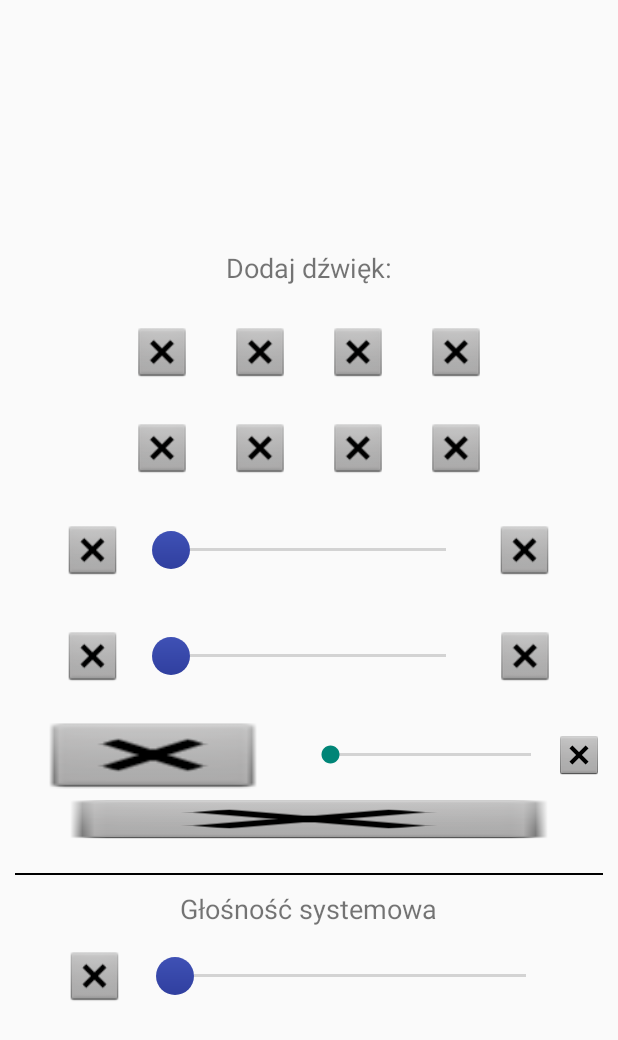
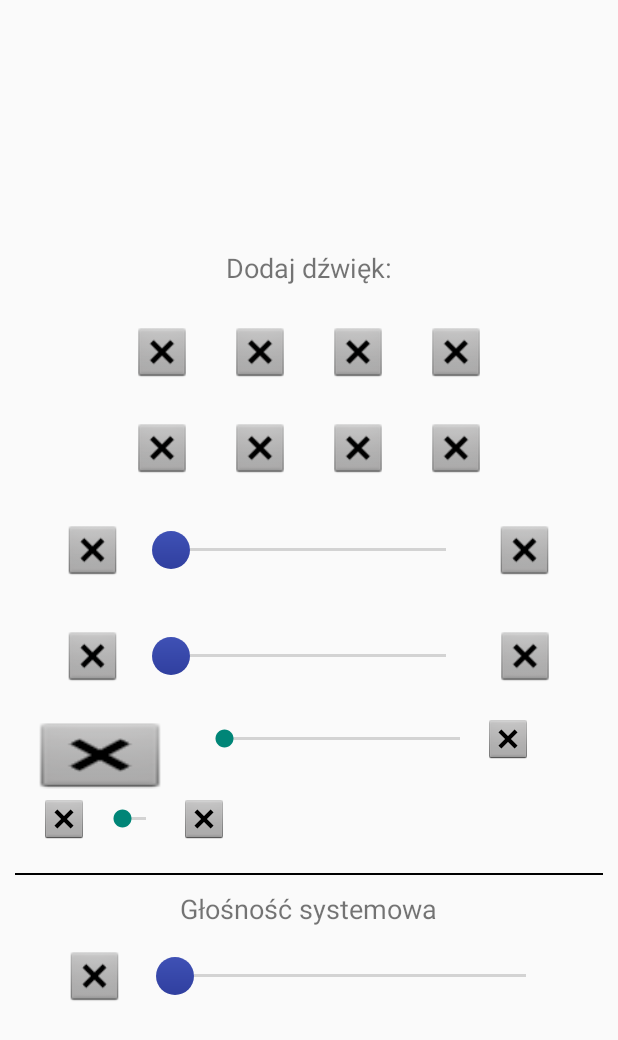
Before and after one commit to pawchi/MeditationMusic, an Android app: the AddMusic screen opened directly, with no data from a screen before it, after a tap on an icon or button, on a phone screen of 412 x 824 dp. Shown: the top 1040 px of the screen. Run offline under Robolectric (Android 15) with nearby library versions, the phone set to English and light mode, and no system bars; 1 statement that could not run was skipped; 1 other tap on this screen came first.

Commit message:
add_linearlayout from XML

```diff
--- a/app/src/main/java/org/chilon/meditationmusic/AddMusic.java
+++ b/app/src/main/java/org/chilon/meditationmusic/AddMusic.java
@@ -1,10 +1,13 @@
 package org.chilon.meditationmusic;
 
 import android.app.Activity;
+import android.content.Context;
 import android.graphics.drawable.ShapeDrawable;
 import android.os.Bundle;
 import android.print.PrintAttributes;
+import android.util.Size;
 import android.view.Gravity;
+import android.view.LayoutInflater;
 import android.view.View;
 import android.view.ViewGroup;
 import android.widget.Button;
@@ -12,12 +15,15 @@ import android.widget.ImageView;
 import android.widget.LinearLayout;
 import android.widget.SeekBar;
 
+import java.util.zip.Inflater;
+
 public class AddMusic extends Activity {
     PerfectLoopMediaPlayer music_1;
     SeekBar mainSoundVolume;
     SeekBar systemVolume;
     ImageView firstSoundToAddImage;
     ImageView secondSoundToAddImage;
+    ImageView thirdSoundToAddImage;
     LinearLayout firstSoundToAddLayout;
     LinearLayout existingLayoutForInserts;
 
@@ -33,16 +39,20 @@ public class AddMusic extends Activity {
             @Override
             public void onClick(View v) {
 
+
                 LinearLayout newLinearLayoutForFirstSound = new LinearLayout(AddMusic.this);
                 newLinearLayoutForFirstSound.setOrientation(LinearLayout.HORIZONTAL);
-                newLinearLayoutForFirstSound.setGravity(Gravity.CENTER_VERTICAL|Gravity.CENTER_HORIZONTAL);
+
+                //newLinearLayoutForFirstSound.setGravity(Gravity.CENTER_VERTICAL|Gravity.CENTER_HORIZONTAL);
 
                 LinearLayout.LayoutParams newLayoutParams =  new LinearLayout.LayoutParams(
                         LinearLayout.LayoutParams.MATCH_PARENT,
                         LinearLayout.LayoutParams.MATCH_PARENT);
                 //newLayoutParams.gravity = Gravity.CENTER_HORIZONTAL;
                 //newLayoutParams.gravity = Gravity.CENTER_VERTICAL;
-                newLayoutParams.topMargin = 25;
+                //newLayoutParams.topMargin = 25;
+                newLayoutParams.setMargins(0,25,0,0);
+                newLinearLayoutForFirstSound.setWeightSum(10);
 
                 existingLayoutForInserts = (LinearLayout) findViewById(R.id.linear_layout_for_inserts);
                 existingLayoutForInserts.addView(newLinearLayoutForFirstSound,newLayoutParams);
@@ -51,8 +61,8 @@ public class AddMusic extends Activity {
                 LinearLayout.LayoutParams newImageLeft = new LinearLayout.LayoutParams(
                         LinearLayout.LayoutParams.WRAP_CONTENT,
                         LinearLayout.LayoutParams.WRAP_CONTENT);
-                newImageLeft.width = 80;
-                newImageLeft.height = 80;
+                newImageLeft.width = 20;
+                newImageLeft.height = 20;
                 newImageLeft.gravity = Gravity.CENTER_VERTICAL;
                 newImageLeft.setMarginStart(25);
                 newImageLeft.setMarginEnd(10);
@@ -68,7 +78,7 @@ public class AddMusic extends Activity {
                         LinearLayout.LayoutParams.WRAP_CONTENT);
                 seekBar.topMargin = 10;
                 seekBar.bottomMargin = 10;
-                seekBar.weight = 2;
+                seekBar.weight = 6;
 
 
                 SeekBar insertSeekBar = new SeekBar(AddMusic.this);
@@ -97,37 +107,79 @@ public class AddMusic extends Activity {
         secondSoundToAddImage.setOnClickListener(new View.OnClickListener() {
             @Override
             public void onClick(View v) {
+
+                LinearLayout newLinearLayoutForFirstSound = new LinearLayout(AddMusic.this);
+                newLinearLayoutForFirstSound.setOrientation(LinearLayout.HORIZONTAL);
+
                 LinearLayout.LayoutParams newLayoutParams =  new LinearLayout.LayoutParams(
-                        LinearLayout.LayoutParams.MATCH_PARENT,
-                        LinearLayout.LayoutParams.MATCH_PARENT
-                );
+                        ViewGroup.LayoutParams.WRAP_CONTENT, ViewGroup.LayoutParams.MATCH_PARENT);
+                //newLayoutParams.gravity = Gravity.CENTER_HORIZONTAL;
+                //newLayoutParams.gravity = Gravity.CENTER_VERTICAL;  nie działa
+                //newLayoutParams.topMargin = 25;
+                //newLayoutParams.setMargins(0,25,0,0);
+                newLinearLayoutForFirstSound.setWeightSum(10);
+                newLinearLayoutForFirstSound.setGravity(Gravity.CENTER_VERTICAL);
 
                 existingLayoutForInserts = (LinearLayout) findViewById(R.id.linear_layout_for_inserts);
-                LinearLayout newLinearLayoutForFirstSound = new LinearLayout(AddMusic.this);
-                existingLayoutForInserts.addView(newLinearLayoutForFirstSound,newLayoutParams);
-                newLinearLayoutForFirstSound.setGravity(Gravity.CENTER_HORIZONTAL);
-                newLinearLayoutForFirstSound.setOrientation(LinearLayout.HORIZONTAL);
+                existingLayoutForInserts.addView(newLinearLayoutForFirstSound);
 
                 //****************************
-                newLinearLayoutForFirstSound.setGravity(Gravity.CENTER_HORIZONTAL);
-                newLinearLayoutForFirstSound.setOrientation(LinearLayout.HORIZONTAL);
+                ImageView insertImage_1 = new ImageView(AddMusic.this);
+                LinearLayout.LayoutParams image_1_Params = new LinearLayout.LayoutParams(
+                        LinearLayout.LayoutParams.WRAP_CONTENT,
+                        LinearLayout.LayoutParams.WRAP_CONTENT);
+                //image_1_Params.width = 40;
+                //image_1_Params.height = 40;
 
-                //****************************
+                image_1_Params.setMarginStart(25);
+                image_1_Params.setMarginEnd(10);
+                //image_1_Params.weight = 2;
 
-                ImageView insertSoundImage = new ImageView(AddMusic.this);
-                newLinearLayoutForFirstSound.addView(insertSoundImage,newLayoutParams);
-                insertSoundImage.setBackgroundResource(android.R.drawable.btn_dialog);
+                newLinearLayoutForFirstSound.addView(insertImage_1,image_1_Params);
+                insertImage_1.setBackgroundResource(android.R.drawable.btn_dialog);
 
+                //*****************************
                 SeekBar insertSeekBar = new SeekBar(AddMusic.this);
+                /*
+                LinearLayout.LayoutParams seekBar = new LinearLayout.LayoutParams(
+                        LinearLayout.LayoutParams.WRAP_CONTENT,
+                        LinearLayout.LayoutParams.WRAP_CONTENT);
+                seekBar.topMargin = 10;
+                seekBar.bottomMargin = 10;
+                //seekBar.weight = 6;
+                seekBar.gravity = Gravity.CENTER_VERTICAL;
+                */
+
                 newLinearLayoutForFirstSound.addView(insertSeekBar);
+                //insertSeekBar.setThumb(getResources().getDrawable(R.drawable.custom_thumb));
 
-                ImageView insertCancelImage = new ImageView(AddMusic.this);
-                newLinearLayoutForFirstSound.addView(insertCancelImage);
-                insertCancelImage.setBackgroundResource(android.R.drawable.btn_dialog);
+                //*****************************
+                ImageView insertImage_2 = new ImageView(AddMusic.this);
+
+                LinearLayout.LayoutParams image_2_Params = new LinearLayout.LayoutParams(
+                        LinearLayout.LayoutParams.WRAP_CONTENT,
+                        LinearLayout.LayoutParams.WRAP_CONTENT);
+                image_2_Params.gravity = Gravity.CENTER_VERTICAL;
+                image_2_Params.setMarginStart(10);
+                image_2_Params.setMarginEnd(25);
+                //image_2_Params.weight = 2;
+
+
+                newLinearLayoutForFirstSound.addView(insertImage_2,image_2_Params);
+                insertImage_2.setBackgroundResource(android.R.drawable.btn_dialog);
 
             }
         });
 
-
+        //Add LinearLayout from XML - na razie nie działa
+        thirdSoundToAddImage.setOnClickListener(new View.OnClickListener() {
+            @Override
+            public void onClick(View v) {
+                LayoutInflater inflater = (LayoutInflater) getBaseContext().getSystemService(Context.LAYOUT_INFLATER_SERVICE);
+                existingLayoutForInserts = (LinearLayout) findViewById(R.id.linear_layout_for_inserts);
+                View view = inflater.inflate(R.layout.linearlayout_add_sound,existingLayoutForInserts,false);
+                existingLayoutForInserts.addView(view);
+            }
+        });
     }
 }
--- a/app/src/main/res/layout/activity_add_music.xml
+++ b/app/src/main/res/layout/activity_add_music.xml
@@ -51,7 +51,7 @@
             android:src="@android:drawable/btn_dialog" />
 
         <ImageView
-            android:id="@+id/music_3"
+            android:id="@+id/sound_3_to_add_imageview"
             android:layout_width="40dp"
             android:layout_height="40dp"
             android:layout_marginStart="25dp"
@@ -116,7 +116,8 @@
         android:orientation="vertical"
         app:layout_constraintEnd_toEndOf="parent"
         app:layout_constraintStart_toStartOf="parent"
-        app:layout_constraintTop_toBottomOf="@+id/linear_layout_add_music_2">
+        app:layout_constraintTop_toBottomOf="@+id/linear_layout_add_music_2"
+        android:gravity="center_horizontal">
 
         <LinearLayout
             android:id="@+id/linear_layout_horizontal_three_elem"
```
Also changed, not shown: app/src/main/res/layout/linearlayout_add_sound.xml (added, +14 -0 lines).
